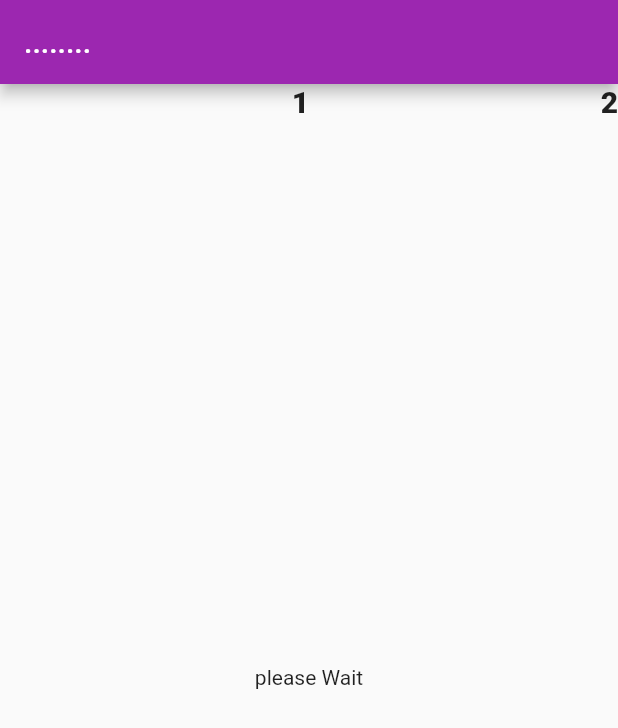
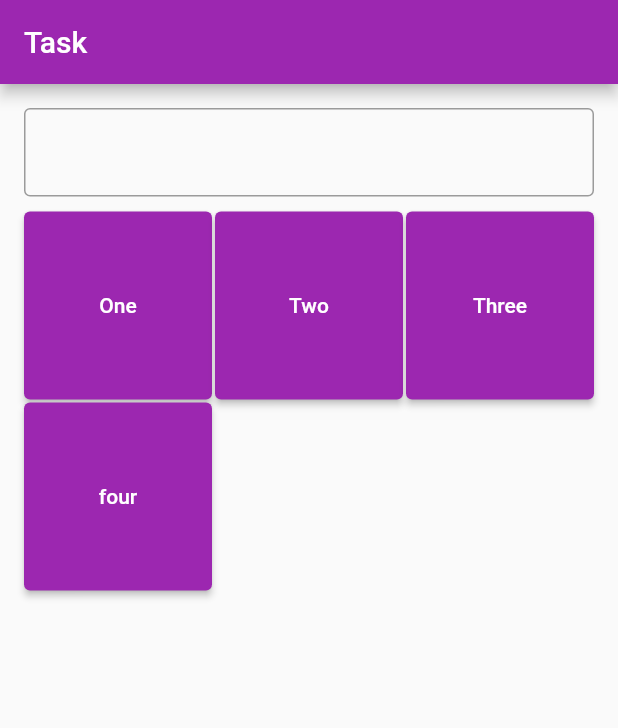
Before and after one commit to Abdullah6445/flutter-training, a Flutter app: the screen it shows after launch, on a phone screen of 412 x 824 dp. Shown: the top 728 px of the screen. Run offline on Flutter 3.47's test engine with Material 3 defaults, Android fonts, the phone set to English and light mode, and no system bars; our stand-ins replace sqflite, sqflite_common_ffi, stacked; accounts and stored records are empty.

Commit message:
task about fields completed

```diff
--- a/lib/main.dart
+++ b/lib/main.dart
@@ -2,6 +2,8 @@
 
 import 'api_by_myself/user_screen_vu.dart';
 import 'json_serialization/serialize.dart';
+import 'streams/stream_screen.dart';
+import 'task_of_fields/task_of_fields _vu.dart';
 
 void main() {
   runApp(const MyApp());
@@ -25,8 +27,8 @@
         primarySwatch: Colors.purple,
         useMaterial3: false,
       ),
-      home: UserScreenVU(),
-      // ),
+      home: TaskOfFieldsVU(),
+      // ),TaskOfFieldsVU
     );
   }
 }
--- /dev/null
+++ b/lib/task_of_fields/task_of_fields _vm.dart
@@ -0,0 +1,9 @@
+import 'package:flutter/material.dart';
+import 'package:stacked/stacked.dart';
+
+class TaskOfFieldsVm extends BaseViewModel {
+  String one = "One";
+  String two = "Two";
+  String three = "Three";
+  TextEditingController fieldController = TextEditingController();
+}
--- /dev/null
+++ b/lib/task_of_fields/task_of_fields _vu.dart
@@ -0,0 +1,71 @@
+import 'package:flutter/material.dart';
+import 'package:flutter/src/widgets/framework.dart';
+import 'package:stacked/stacked.dart';
+
+import 'task_of_fields _vm.dart';
+
+class TaskOfFieldsVU extends StackedView<TaskOfFieldsVm> {
+  @override
+  Widget builder(
+      BuildContext context, TaskOfFieldsVm viewModel, Widget? child) {
+    return Scaffold(
+      appBar: AppBar(
+        title: const Text("Task"),
+      ),
+      body: Padding(
+        padding: EdgeInsets.all(16.0),
+        child: Column(
+          children: [
+            TextField(
+              controller: viewModel.fieldController,
+              decoration: InputDecoration(border: OutlineInputBorder()),
+
+              // controller: viewModel.fieldController,
+            ),
+            SizedBox(
+              height: 10,
+            ),
+            Expanded(
+              child: GridView.count(
+                crossAxisSpacing: 2,
+                mainAxisSpacing: 2,
+                crossAxisCount: 3,
+                children: [
+                  ElevatedButton(
+                      onPressed: () {
+                        viewModel.fieldController.text = "One";
+                        viewModel.notifyListeners();
+                      },
+                      child: const Text("One")),
+                  ElevatedButton(
+                      onPressed: () {
+                        viewModel.fieldController.text = "two";
+                        viewModel.notifyListeners();
+                      },
+                      child: const Text("Two")),
+                  ElevatedButton(
+                      onPressed: () {
+                        viewModel.fieldController.text = "three";
+                        viewModel.notifyListeners();
+                      },
+                      child: const Text("Three")),
+                  ElevatedButton(
+                      onPressed: () {
+                        viewModel.fieldController.text = "four";
+                        viewModel.notifyListeners();
+                      },
+                      child: const Text("four"))
+                ],
+              ),
+            )
+          ],
+        ),
+      ),
+    );
+  }
+
+  @override
+  TaskOfFieldsVm viewModelBuilder(BuildContext context) {
+    return TaskOfFieldsVm();
+  }
+}
```
Also changed, not shown: lib/streams/stream_screen.dart (added, +61 -0 lines).
